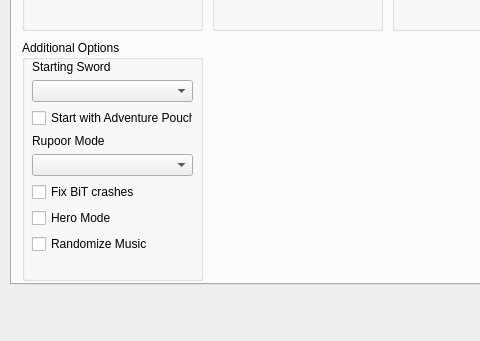
Before: the Qt Designer form gui/randogui.ui in ssrando/ssrando, drawn with Qt 5; both pictures show x 0 to 480 and y 266 to 607 of the 956 by 704 pixel window.
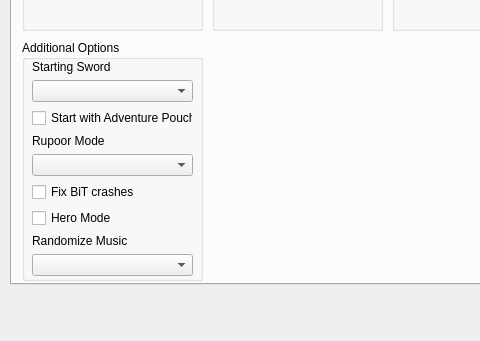
After: the same form once the commit is applied.

Commit message: Fixed temporary music rando

```diff
--- a/gui/randogui.ui
+++ b/gui/randogui.ui
@@ -1054,7 +1054,7 @@
          <x>10</x>
          <y>20</y>
          <width>161</width>
-         <height>211</height>
+         <height>224</height>
         </rect>
        </property>
        <layout class="QVBoxLayout" name="verticalLayout_15">
@@ -1108,11 +1108,18 @@
          </widget>
         </item>
         <item>
-         <widget class="QCheckBox" name="option_music_rando">
+         <layout class="QVBoxLayout" name="verticalLayout_17">
+          <item>
+           <widget class="QLabel" name="label_for_option_music_rando">
           <property name="text">
            <string>Randomize Music</string>
           </property>
          </widget>
+          </item>
+          <item>
+           <widget class="QComboBox" name="option_music_rando"/>
+          </item>
+         </layout>
         </item>
         <item>
          <spacer name="verticalSpacer_6">
```
Lines whose indentation alone changed are shown as unchanged. The commit also changes 5 other files.
